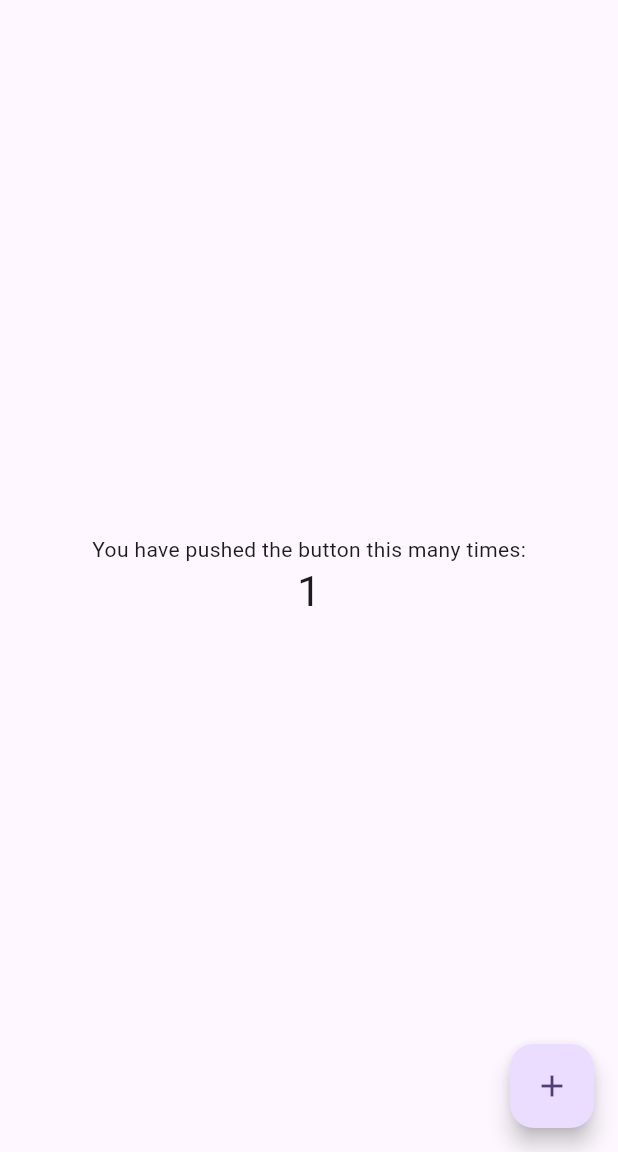
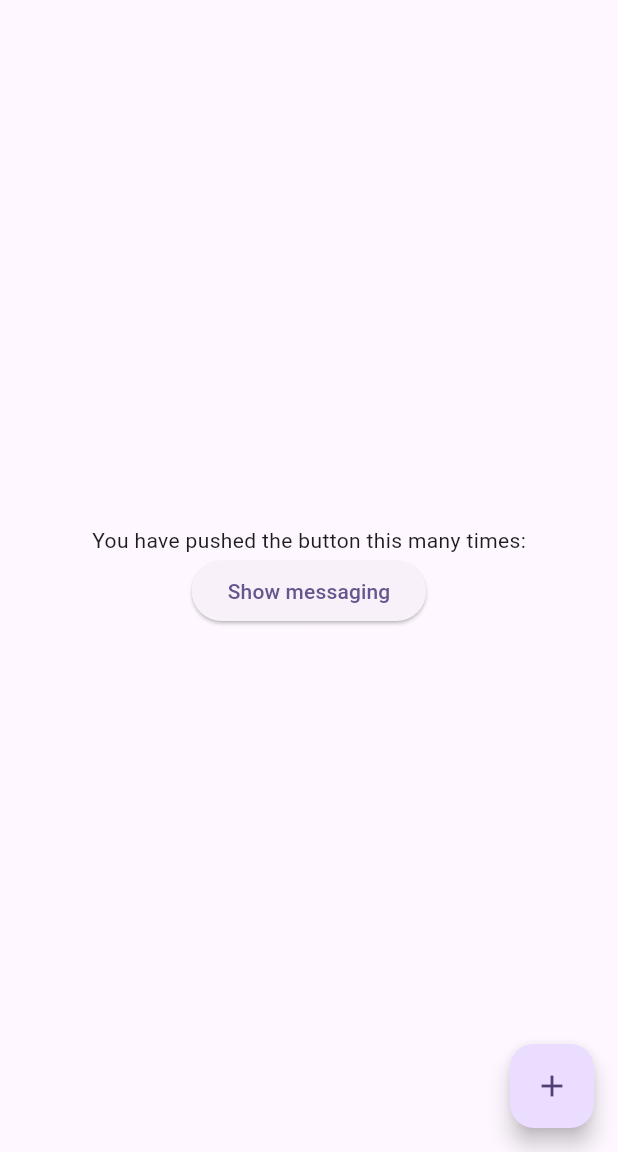
Before and after one commit to gilsonjuniorpro/zendesk_messaging_flutter, a Flutter app: the screen it shows after launch, after a tap on the "add" icon, on a phone screen of 412 x 824 dp, the part 84-1236 px from its top. Run offline on Flutter 3.47's test engine with Material 3 defaults, Android fonts, the phone set to English and light mode, and no system bars; missing offline and left inert: zendesk_messaging.

Commit message:
add code to initialize zendesk and show the chat

```diff
--- a/lib/main.dart
+++ b/lib/main.dart
@@ -1,4 +1,5 @@
 import 'package:flutter/material.dart';
+import 'package:zendesk_messaging/zendesk_messaging.dart';
 
 void main() {
   runApp(const MyApp());
@@ -13,21 +14,6 @@ class MyApp extends StatelessWidget {
     return MaterialApp(
       title: 'Flutter Demo',
       theme: ThemeData(
-        // This is the theme of your application.
-        //
-        // TRY THIS: Try running your application with "flutter run". You'll see
-        // the application has a purple toolbar. Then, without quitting the app,
-        // try changing the seedColor in the colorScheme below to Colors.green
-        // and then invoke "hot reload" (save your changes or press the "hot
-        // reload" button in a Flutter-supported IDE, or press "r" if you used
-        // the command line to start the app).
-        //
-        // Notice that the counter didn't reset back to zero; the application
-        // state is not lost during the reload. To reset the state, use hot
-        // restart instead.
-        //
-        // This works for code too, not just values: Most code changes can be
-        // tested with just a hot reload.
         colorScheme: ColorScheme.fromSeed(seedColor: Colors.deepPurple),
         useMaterial3: true,
       ),
@@ -39,15 +25,6 @@ class MyApp extends StatelessWidget {
 class MyHomePage extends StatefulWidget {
   const MyHomePage({super.key, required this.title});
 
-  // This widget is the home page of your application. It is stateful, meaning
-  // that it has a State object (defined below) that contains fields that affect
-  // how it looks.
-
-  // This class is the configuration for the state. It holds the values (in this
-  // case the title) provided by the parent (in this case the App widget) and
-  // used by the build method of the State. Fields in a Widget subclass are
-  // always marked "final".
-
   final String title;
 
   @override
@@ -55,68 +32,45 @@ class MyHomePage extends StatefulWidget {
 }
 
 class _MyHomePageState extends State<MyHomePage> {
-  int _counter = 0;
 
-  void _incrementCounter() {
-    setState(() {
-      // This call to setState tells the Flutter framework that something has
-      // changed in this State, which causes it to rerun the build method below
-      // so that the display can reflect the updated values. If we changed
-      // _counter without calling setState(), then the build method would not be
-      // called again, and so nothing would appear to happen.
-      _counter++;
-    });
+  final String androidChannelKey = '';
+  final String iosChannelKey = '';
+
+  @override
+  void initState() {
+    super.initState();
+    ZendeskMessaging.initialize(
+      androidChannelKey: androidChannelKey,
+      iosChannelKey: iosChannelKey,
+    );
   }
 
   @override
   Widget build(BuildContext context) {
-    // This method is rerun every time setState is called, for instance as done
-    // by the _incrementCounter method above.
-    //
-    // The Flutter framework has been optimized to make rerunning build methods
-    // fast, so that you can just rebuild anything that needs updating rather
-    // than having to individually change instances of widgets.
     return Scaffold(
       appBar: AppBar(
-        // TRY THIS: Try changing the color here to a specific color (to
-        // Colors.amber, perhaps?) and trigger a hot reload to see the AppBar
-        // change color while the other colors stay the same.
         backgroundColor: Theme.of(context).colorScheme.inversePrimary,
-        // Here we take the value from the MyHomePage object that was created by
-        // the App.build method, and use it to set our appbar title.
         title: Text(widget.title),
       ),
       body: Center(
-        // Center is a layout widget. It takes a single child and positions it
-        // in the middle of the parent.
         child: Column(
-          // Column is also a layout widget. It takes a list of children and
-          // arranges them vertically. By default, it sizes itself to fit its
-          // children horizontally, and tries to be as tall as its parent.
-          //
-          // Column has various properties to control how it sizes itself and
-          // how it positions its children. Here we use mainAxisAlignment to
-          // center the children vertically; the main axis here is the vertical
-          // axis because Columns are vertical (the cross axis would be
-          // horizontal).
-          //
-          // TRY THIS: Invoke "debug painting" (choose the "Toggle Debug Paint"
-          // action in the IDE, or press "p" in the console), to see the
-          // wireframe for each widget.
           mainAxisAlignment: MainAxisAlignment.center,
           children: <Widget>[
             const Text(
               'You have pushed the button this many times:',
             ),
-            Text(
-              '$_counter',
-              style: Theme.of(context).textTheme.headlineMedium,
+            ElevatedButton(
+              onPressed: () => ZendeskMessaging.show(),
+              child: const Text("Show messaging"),
             ),
           ],
         ),
       ),
       floatingActionButton: FloatingActionButton(
-        onPressed: _incrementCounter,
+        onPressed: () => ZendeskMessaging.initialize(
+          androidChannelKey: androidChannelKey,
+          iosChannelKey: iosChannelKey,
+        ),
         tooltip: 'Increment',
         child: const Icon(Icons.add),
       ), // This trailing comma makes auto-formatting nicer for build methods.
--- a/pubspec.yaml
+++ b/pubspec.yaml
@@ -30,6 +30,7 @@ environment:
 dependencies:
   flutter:
     sdk: flutter
+  zendesk_messaging: ^2.7.7
 
 
   # The following adds the Cupertino Icons font to your application.
```
Also changed, not shown: pubspec.lock, 1 other file.
